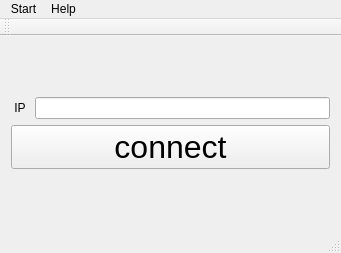
Above: GUI/Gui-RoombaV1.0/roomba.ui from K-4U/ese_project4y5 before the change. Below: the same form after it.
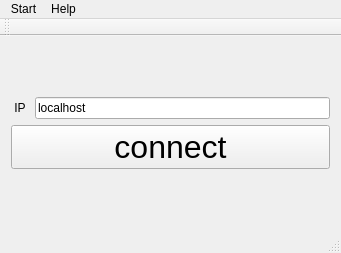
That is the form after the change.

Patch:
```diff
--- a/GUI/Gui-RoombaV1.0/roomba.ui
+++ b/GUI/Gui-RoombaV1.0/roomba.ui
@@ -27,7 +27,11 @@
          </widget>
         </item>
         <item>
-         <widget class="QLineEdit" name="leIP"/>
+         <widget class="QLineEdit" name="leIP">
+          <property name="text">
+           <string>localhost</string>
+          </property>
+         </widget>
         </item>
        </layout>
       </item>
```
